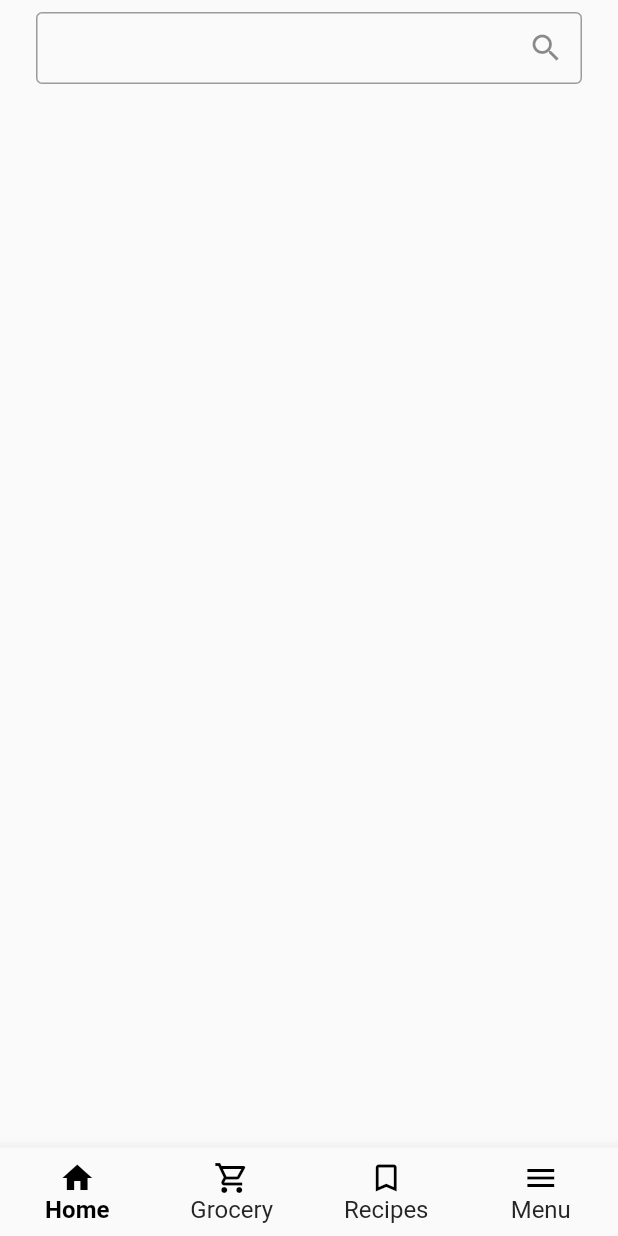
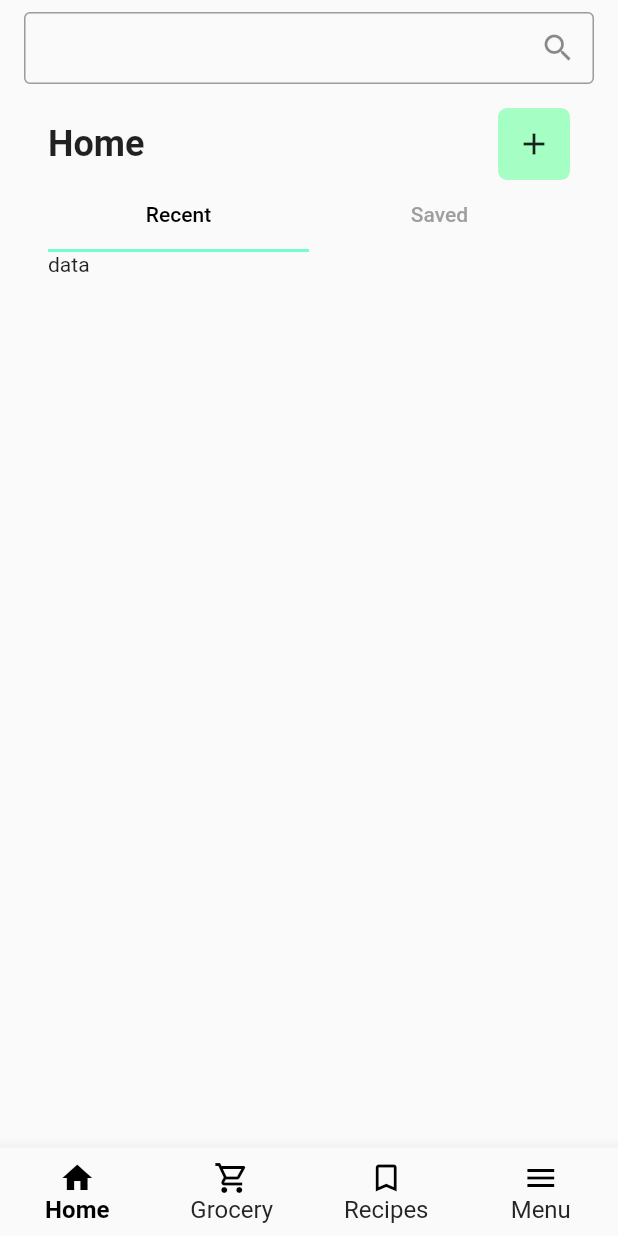
Before and after one commit to Soupfullyy/flutter-goodcook, a Flutter app: the Navigation screen opened directly, on a phone screen of 412 x 824 dp. Run offline on Flutter 3.47's test engine with Material 2 defaults, Android fonts, the phone set to English and light mode, and no system bars; our stand-ins replace google_fonts.

Commit message:
Update home.dart

```diff
--- a/lib/screens/home.dart
+++ b/lib/screens/home.dart
@@ -1,9 +1,74 @@
 import 'package:flutter/material.dart';
-class Home extends StatelessWidget {
+
+class Home extends StatefulWidget {
   const Home({super.key});
 
   @override
+  State<Home> createState() => _HomeState();
+}
+
+class _HomeState extends State<Home> with SingleTickerProviderStateMixin {
+  late TabController tabController;
+
+  @override
+  void initState() {
+    // TODO: implement initState
+    tabController = TabController(length: 2, vsync: this);
+    super.initState();
+  }
+
+  @override
   Widget build(BuildContext context) {
-    return Container();
+    return SingleChildScrollView(
+      child: Container(
+          height: MediaQuery.of(context).size.height,
+          width: double.infinity,
+          padding: const EdgeInsets.symmetric(vertical: 8, horizontal: 32),
+          alignment: Alignment.center,
+          child: Column(
+            children: [
+              Row(
+                mainAxisAlignment: MainAxisAlignment.spaceBetween,
+                children: [
+                  const Text(
+                    'Home',
+                    style: TextStyle(fontSize: 24, fontWeight: FontWeight.bold),
+                  ),
+                  Ink(
+                    decoration: const ShapeDecoration(
+                        color: Color(0xFFA5FFC5),
+                        shape: RoundedRectangleBorder(
+                            borderRadius: BorderRadius.all(Radius.circular(6)))),
+                    child: IconButton(
+                        onPressed: () => (), icon: const Icon(Icons.add)),
+                  ),
+                ],
+              ),
+
+              TabBar(
+                indicatorColor: Color.fromARGB(255, 116, 255, 204),
+                unselectedLabelColor: Colors.grey,
+                controller: tabController,
+                tabs: const [
+                  Tab(
+                    text: 'Recent',
+                  ),
+                  Tab(
+                    text: 'Saved',
+                  ),
+                ],
+                labelColor: Colors.black,
+              ),
+              Expanded(
+                  child: TabBarView(
+                controller: tabController,
+                children: [
+                  Text('data'),
+                  Text('data'),
+                ],
+              ))
+            ],
+          )),
+    );
   }
 }
--- a/lib/screens/navigation.dart
+++ b/lib/screens/navigation.dart
@@ -97,7 +97,7 @@ class _NavigationState extends State<Navigation> {
     final List<Widget> _appBars = <Widget>[
       AppBar(
           backgroundColor: Theme.of(context).scaffoldBackgroundColor,
-          titleSpacing: 24,
+          titleSpacing: 16,
           // to center title vertical, make height same as prefered size's
           toolbarHeight: 64.0,
           elevation: 0,
@@ -105,7 +105,8 @@ class _NavigationState extends State<Navigation> {
             height: 48,
             child: TextField(
               decoration: InputDecoration(
-                border: OutlineInputBorder(borderSide: BorderSide(color: Colors.black)),
+                fillColor: Colors.grey[400],
+                border: const OutlineInputBorder(borderSide: BorderSide(color: Color(0xFFD8D8D8))),
                 suffixIcon: IconButton(onPressed:() => (), icon: Icon(Icons.search))),
               style: TextStyle(fontSize: 16),
             ),
@@ -165,7 +166,9 @@ class _NavigationState extends State<Navigation> {
         preferredSize: const Size.fromHeight(64.0),
         child: _appBars[_selectedIndex],
       ),
-      body: Center(child: _pages[_selectedIndex]),
+      body: Center(
+        child: _pages[_selectedIndex]
+        ),
       bottomNavigationBar: BottomNavigationBar(
           unselectedLabelStyle: const TextStyle(fontSize: 16),
           selectedLabelStyle:
```
